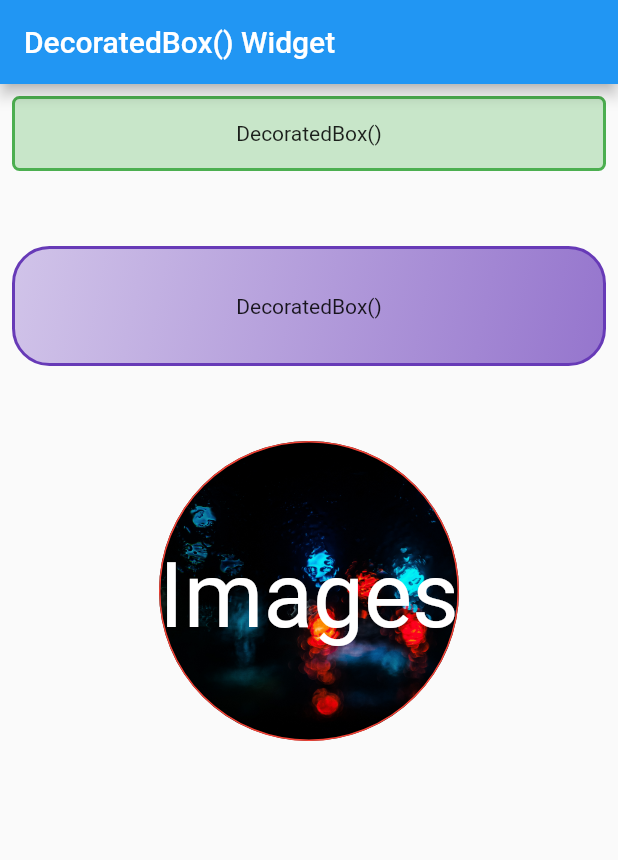
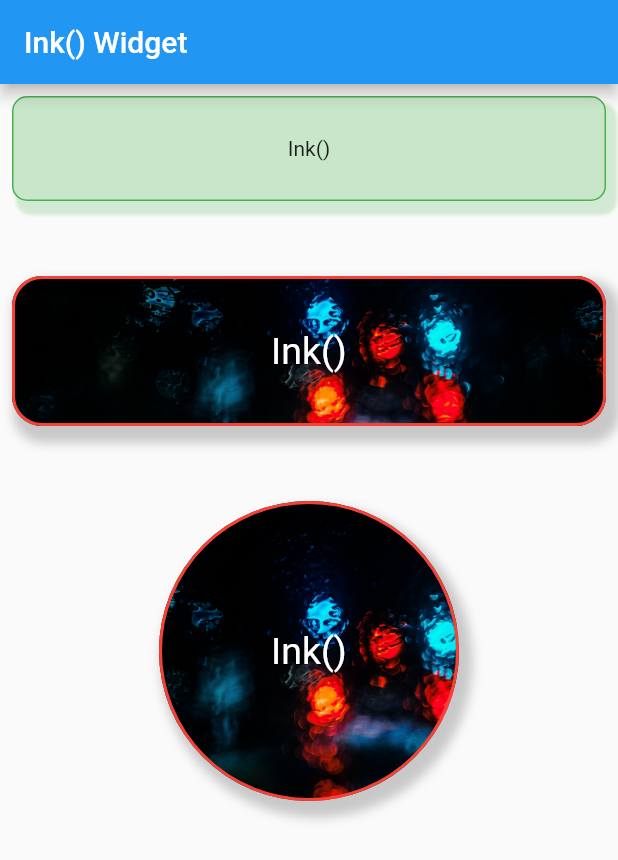
Before and after one commit to partho-debnath/flutter, a Flutter app: the screen it shows after launch, on a phone screen of 412 x 824 dp. Shown: the top 860 px of the screen. Run offline on Flutter 3.47's test engine with Material 2 defaults, Android fonts, the phone set to English and light mode, and no system bars.

Commit message:
add Ink() widget

```diff
--- a/lib/screens/home_screen.dart
+++ b/lib/screens/home_screen.dart
@@ -1,6 +1,6 @@
 import 'package:flutter/material.dart';
 
-import '../widgets/decoratedbox_widget.dart';
+import '../widgets/ink_widget.dart';
 
 class HomeScreen extends StatelessWidget {
   const HomeScreen({Key? key}) : super(key: key);
@@ -9,9 +9,9 @@ class HomeScreen extends StatelessWidget {
   Widget build(BuildContext context) {
     return Scaffold(
       appBar: AppBar(
-        title: const Text('DecoratedBox() Widget'),
+        title: const Text('Ink() Widget'),
       ),
-      body: const MyDecoratedBox(),
+      body: const MyInk(),
     );
   }
 }
--- /dev/null
+++ b/lib/widgets/ink_widget.dart
@@ -0,0 +1,91 @@
+import 'package:flutter/material.dart';
+
+class MyInk extends StatelessWidget {
+  const MyInk({super.key});
+
+  @override
+  Widget build(BuildContext context) {
+    return Padding(
+      padding: const EdgeInsets.all(8.0),
+      child: Column(
+        children: <Widget>[
+          Ink(
+            height: 70,
+            decoration: BoxDecoration(
+              color: Colors.green.shade100,
+              border: Border.all(color: Colors.green),
+              borderRadius: BorderRadius.circular(10.0),
+              boxShadow: <BoxShadow>[
+                BoxShadow(
+                  color: Colors.green.shade100.withOpacity(0.8),
+                  blurRadius: 1,
+                  spreadRadius: 2,
+                  offset: const Offset(5, 7),
+                ),
+              ],
+            ),
+            child: const Center(child: Text('Ink()')),
+          ),
+          const SizedBox(height: 50),
+          Ink(
+            height: 100,
+            decoration: BoxDecoration(
+              border: Border.all(color: Colors.red, width: 2),
+              borderRadius: BorderRadius.circular(20.0),
+              boxShadow: <BoxShadow>[
+                BoxShadow(
+                  color: Colors.black.withOpacity(0.2),
+                  blurRadius: 5,
+                  spreadRadius: 4,
+                  offset: const Offset(5, 7),
+                ),
+              ],
+              image: const DecorationImage(
+                image: AssetImage('images/rain-light.jpg'),
+                fit: BoxFit.cover,
+              ),
+            ),
+            child: const Center(
+              child: Text(
+                'Ink()',
+                style: TextStyle(
+                  color: Colors.white,
+                  fontSize: 25,
+                ),
+              ),
+            ),
+          ),
+          const SizedBox(height: 50),
+          Ink(
+            height: 200,
+            decoration: BoxDecoration(
+              border: Border.all(color: Colors.red, width: 2),
+              shape: BoxShape.circle,
+              boxShadow: <BoxShadow>[
+                BoxShadow(
+                  color: Colors.black.withOpacity(0.2),
+                  blurRadius: 5,
+                  spreadRadius: 4,
+                  offset: const Offset(5, 7),
+                ),
+              ],
+              image: const DecorationImage(
+                image: AssetImage('images/rain-light.jpg'),
+                fit: BoxFit.cover,
+              ),
+            ),
+            child: const Center(
+              child: Text(
+                'Ink()',
+                style: TextStyle(
+                  color: Colors.white,
+                  fontSize: 25,
+                ),
+              ),
+            ),
+          ),
+        ],
+      ),
+    );
+  }
+}
```
Also changed, not shown: 1 other file.
